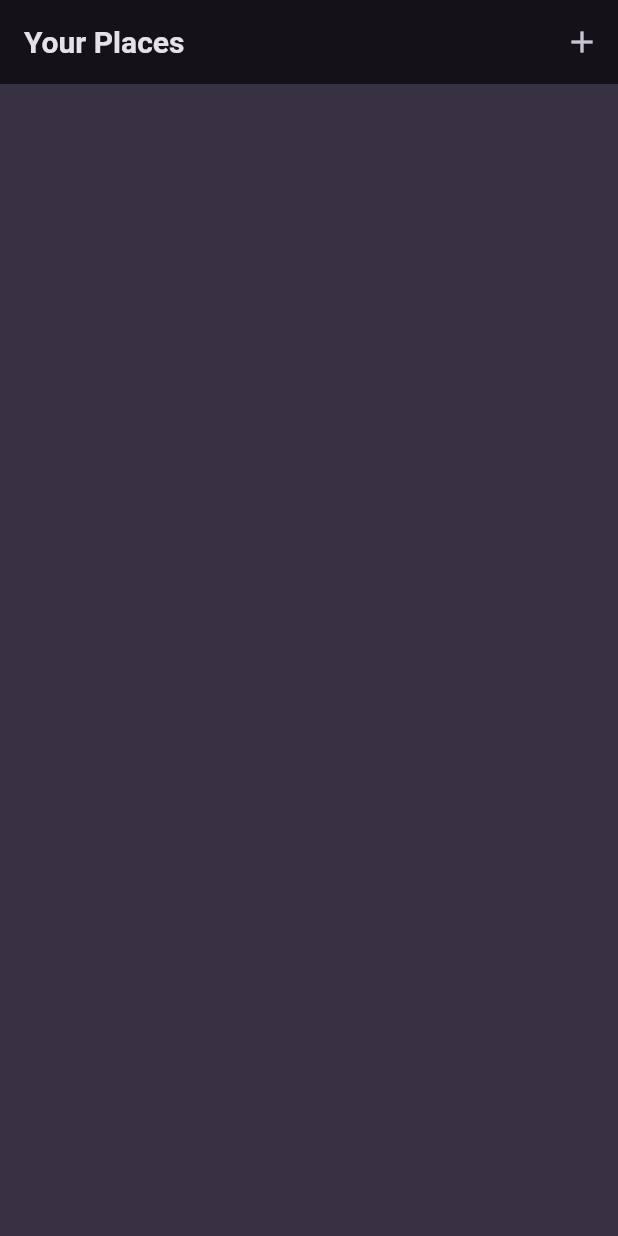
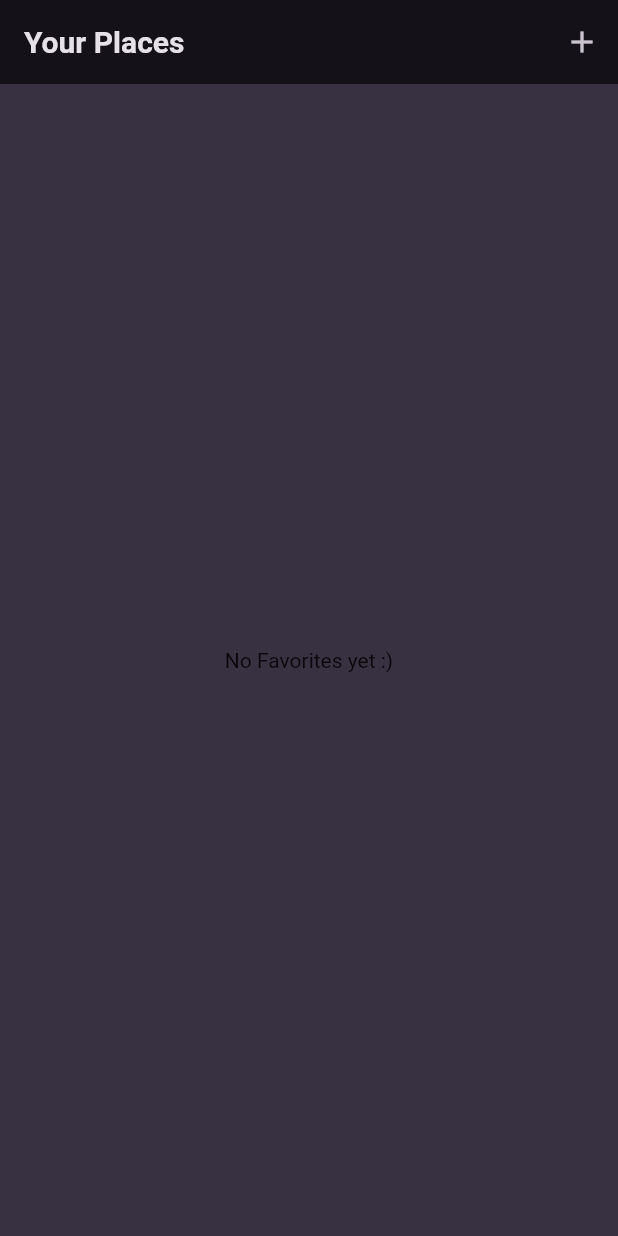
Before and after one commit to jayceebuarao/favorite-places, a Flutter app: the screen it shows after launch, on a phone screen of 412 x 824 dp. Run offline on Flutter 3.47's test engine with Material 2 defaults, Android fonts, the phone set to English and light mode, and no system bars; our stand-ins replace flutter_riverpod, google_fonts.

Commit message:
add empty content placeholder

```diff
--- a/lib/widgets/places_list.dart
+++ b/lib/widgets/places_list.dart
@@ -27,11 +27,19 @@ class _PlacesListState extends ConsumerState<PlacesList> {
   Widget build(BuildContext context) {
     final places = widget.places;
 
-    return ListView.builder(
+    Widget content = ListView.builder(
         itemBuilder: (context, index) => FavoritePlaceItem(
               place: places[index],
               onTap: _selectPlace,
             ),
         itemCount: places.length);
+
+    if (places.isEmpty) {
+      content = const Center(
+        child: Text('No Favorites yet :)'),
+      );
+    }
+
+    return content;
   }
 }
```
